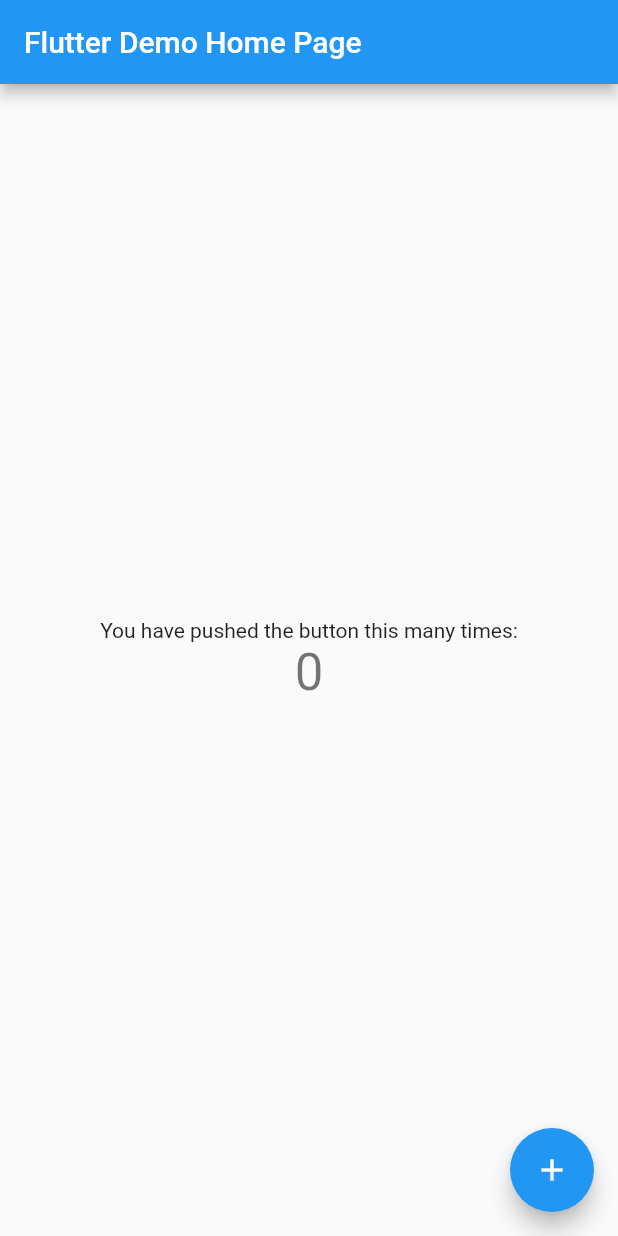
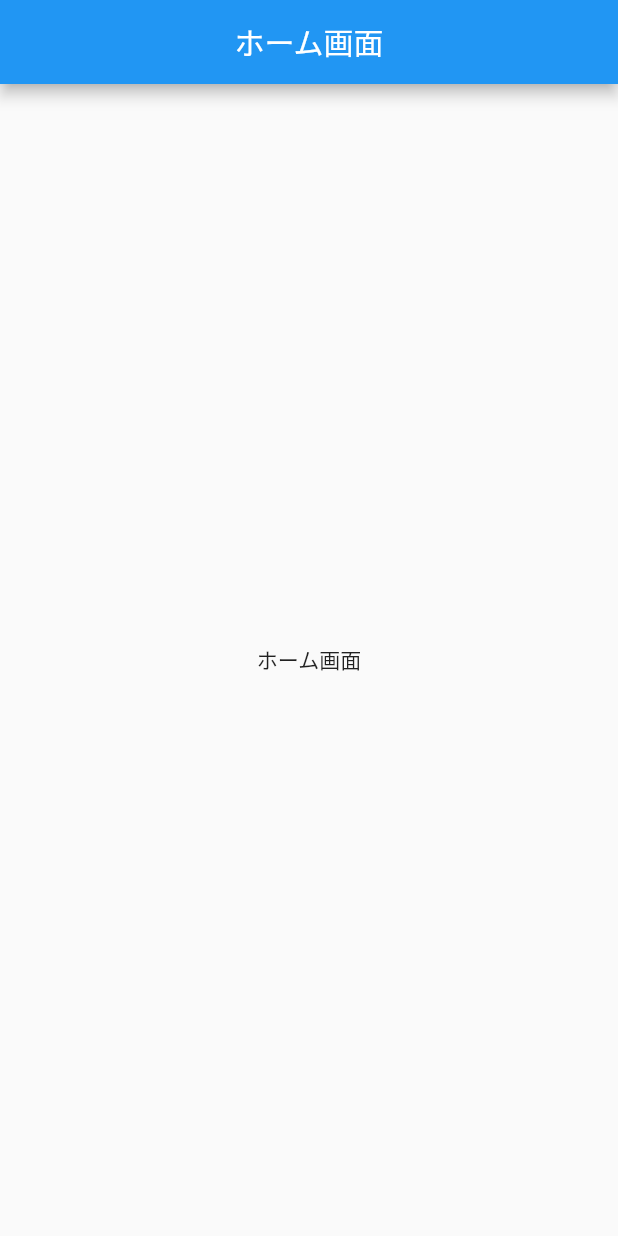
Before and after one commit to morio77/marubatsu-com, a Flutter app: the screen it shows after launch, on a phone screen of 412 x 824 dp. Run offline on Flutter 3.47's test engine with Material 2 defaults, Android fonts, the phone set to English and light mode, and no system bars.

Commit message:
各画面の用意とルート定義

```diff
--- a/marubatsu_com/lib/main.dart
+++ b/marubatsu_com/lib/main.dart
@@ -1,4 +1,6 @@
 import 'package:flutter/material.dart';
+import 'package:marubatsu_com/views/battle_page.dart';
+import 'package:marubatsu_com/views/home_page.dart';
 
 void main() {
   runApp(MyApp());
@@ -9,105 +11,15 @@
   @override
   Widget build(BuildContext context) {
     return MaterialApp(
-      title: 'Flutter Demo',
+      title: 'マルバツゲーム',
       theme: ThemeData(
-        // This is the theme of your application.
-        //
-        // Try running your application with "flutter run". You'll see the
-        // application has a blue toolbar. Then, without quitting the app, try
-        // changing the primarySwatch below to Colors.green and then invoke
-        // "hot reload" (press "r" in the console where you ran "flutter run",
-        // or simply save your changes to "hot reload" in a Flutter IDE).
-        // Notice that the counter didn't reset back to zero; the application
-        // is not restarted.
         primarySwatch: Colors.blue,
       ),
-      home: MyHomePage(title: 'Flutter Demo Home Page'),
+      initialRoute: HomePage.rootName,
+      routes: {
+        HomePage.rootName: (_) => HomePage(),
+        BattlePage.rootName: (_) => BattlePage(),
+      },
     );
   }
 }
-
-class MyHomePage extends StatefulWidget {
-  MyHomePage({Key key, this.title}) : super(key: key);
-
-  // This widget is the home page of your application. It is stateful, meaning
-  // that it has a State object (defined below) that contains fields that affect
-  // how it looks.
-
-  // This class is the configuration for the state. It holds the values (in this
-  // case the title) provided by the parent (in this case the App widget) and
-  // used by the build method of the State. Fields in a Widget subclass are
-  // always marked "final".
-
-  final String title;
-
-  @override
-  _MyHomePageState createState() => _MyHomePageState();
-}
-
-class _MyHomePageState extends State<MyHomePage> {
-  int _counter = 0;
-
-  void _incrementCounter() {
-    setState(() {
-      // This call to setState tells the Flutter framework that something has
-      // changed in this State, which causes it to rerun the build method below
-      // so that the display can reflect the updated values. If we changed
-      // _counter without calling setState(), then the build method would not be
-      // called again, and so nothing would appear to happen.
-      _counter++;
-    });
-  }
-
-  @override
-  Widget build(BuildContext context) {
-    // This method is rerun every time setState is called, for instance as done
-    // by the _incrementCounter method above.
-    //
-    // The Flutter framework has been optimized to make rerunning build methods
-    // fast, so that you can just rebuild anything that needs updating rather
-    // than having to individually change instances of widgets.
-    return Scaffold(
-      appBar: AppBar(
-        // Here we take the value from the MyHomePage object that was created by
-        // the App.build method, and use it to set our appbar title.
-        title: Text(widget.title),
-      ),
-      body: Center(
-        // Center is a layout widget. It takes a single child and positions it
-        // in the middle of the parent.
-        child: Column(
-          // Column is also a layout widget. It takes a list of children and
-          // arranges them vertically. By default, it sizes itself to fit its
-          // children horizontally, and tries to be as tall as its parent.
-          //
-          // Invoke "debug painting" (press "p" in the console, choose the
-          // "Toggle Debug Paint" action from the Flutter Inspector in Android
-          // Studio, or the "Toggle Debug Paint" command in Visual Studio Code)
-          // to see the wireframe for each widget.
-          //
-          // Column has various properties to control how it sizes itself and
-          // how it positions its children. Here we use mainAxisAlignment to
-          // center the children vertically; the main axis here is the vertical
-          // axis because Columns are vertical (the cross axis would be
-          // horizontal).
-          mainAxisAlignment: MainAxisAlignment.center,
-          children: <Widget>[
-            Text(
-              'You have pushed the button this many times:',
-            ),
-            Text(
-              '$_counter',
-              style: Theme.of(context).textTheme.headline4,
-            ),
-          ],
-        ),
-      ),
-      floatingActionButton: FloatingActionButton(
-        onPressed: _incrementCounter,
-        tooltip: 'Increment',
-        child: Icon(Icons.add),
-      ), // This trailing comma makes auto-formatting nicer for build methods.
-    );
-  }
-}
--- /dev/null
+++ b/marubatsu_com/lib/view_models/battle_page_model.dart
@@ -0,0 +1,5 @@
+import 'package:flutter/material.dart';
+
+class BattlePageModel extends ChangeNotifier {
+
+}
--- /dev/null
+++ b/marubatsu_com/lib/view_models/home_page_model.dart
@@ -0,0 +1,5 @@
+import 'package:flutter/cupertino.dart';
+
+class HomePageModel extends ChangeNotifier {
+
+}
--- /dev/null
+++ b/marubatsu_com/lib/views/battle_page.dart
@@ -0,0 +1,28 @@
+import 'package:flutter/cupertino.dart';
+import 'package:flutter/material.dart';
+import 'package:marubatsu_com/view_models/battle_page_model.dart';
+import 'package:provider/provider.dart';
+
+class BattlePage extends StatelessWidget {
+  static const rootName = '/battle';
+
+  @override
+  Widget build(BuildContext context) {
+    return ChangeNotifierProvider<BattlePageModel>(
+      create: (_) => BattlePageModel(),
+      child: Consumer<BattlePageModel>(
+        builder: (context, model, _) {
+          return Scaffold(
+            appBar: AppBar(
+              title: Text('バトル画面'),
+              centerTitle: true,
+            ),
+            body: Center(
+              child: Text('バトル画面'),
+            ),
+          );
+        },
+      ),
+    );
+  }
+}
--- /dev/null
+++ b/marubatsu_com/lib/views/home_page.dart
@@ -0,0 +1,28 @@
+import 'package:flutter/cupertino.dart';
+import 'package:flutter/material.dart';
+import 'package:marubatsu_com/view_models/home_page_model.dart';
+import 'package:provider/provider.dart';
+
+class HomePage extends StatelessWidget {
+  static const rootName = '/home';
+
+  @override
+  Widget build(BuildContext context) {
+    return ChangeNotifierProvider<HomePageModel>(
+      create: (_) => HomePageModel(),
+      child: Consumer<HomePageModel>(
+        builder: (context, model, _) {
+          return Scaffold(
+            appBar: AppBar(
+              title: Text('ホーム画面'),
+              centerTitle: true,
+            ),
+            body: Center(
+              child: Text('ホーム画面'),
+            ),
+          );
+        },
+      ),
+    );
+  }
+}
--- a/marubatsu_com/pubspec.yaml
+++ b/marubatsu_com/pubspec.yaml
@@ -29,6 +29,7 @@
   # Use with the CupertinoIcons class for iOS style icons.
   cupertino_icons: ^1.0.2
   pedantic: ^1.11.0
+  provider: ^5.0.0
 
 dev_dependencies:
   flutter_test:
```
Also changed, not shown: marubatsu_com/pubspec.lock.
